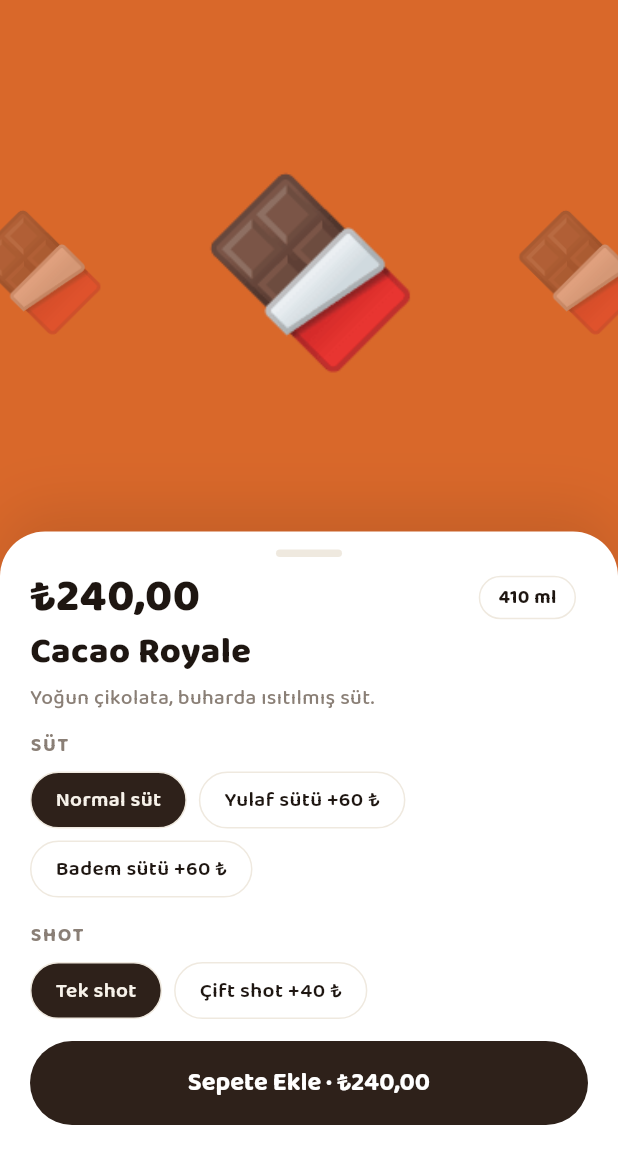
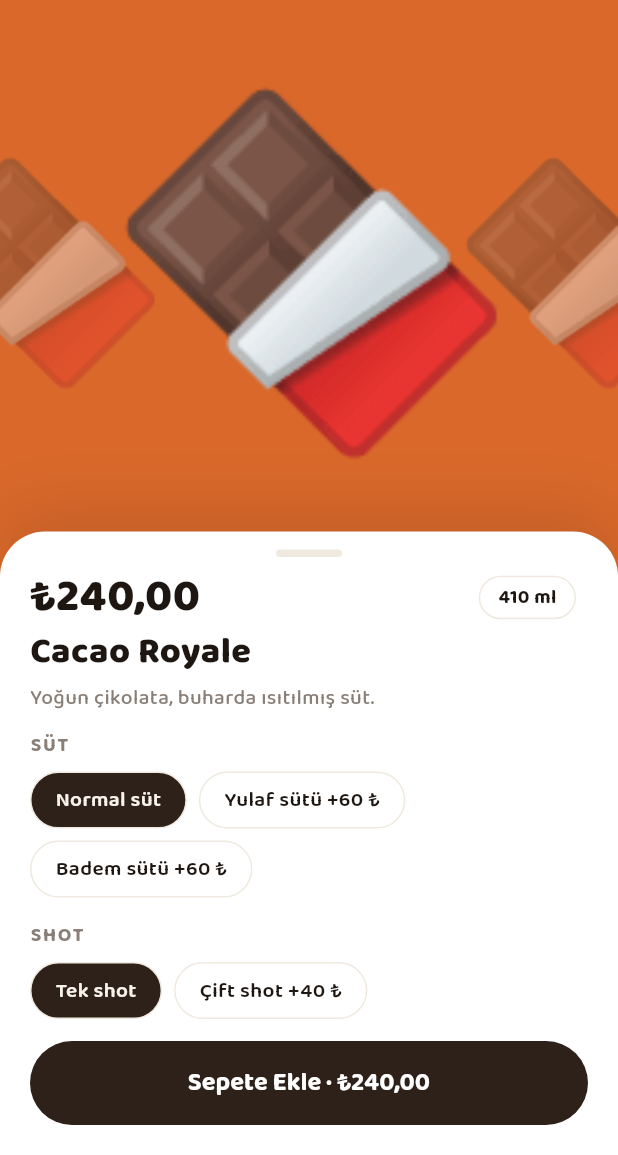
Before and after one commit to yunusnotfound/dosso-dossi, a Flutter app: the OrderScreen screen opened by its route, after a tap on "Sıcak Kahveler", after a tap on "Sıcak Çikolatalar", after a tap on "Cacao Royale", on a phone screen of 412 x 824 dp, the part 81-1236 px from its top. Run offline on Flutter 3.47's test engine with Material 3 defaults, Android fonts, the phone set to English and light mode, and no system bars; our stand-ins replace barcode_widget, cached_network_image, dio, flutter_map, flutter_riverpod, flutter_secure_storage and 5 more; missing offline and left inert: flutter_map_cancellable_tile_provider; accounts and stored records are empty.

Commit message:
Emoji yer tutucular fotoğraflarla aynı irilikte
Detay hero'da emoji height*0.7 (≤320), grid kartlarında 96 — fotoğrafsız
ürünler de aynı görsel ağırlıkta; gerçek fotoğraf eklenince düzen değişmez.

Co-Authored-By: Claude Fable 5 <noreply@anthropic.com>

```diff
--- a/dosso-dossi-app/lib/core/widgets/product_image.dart
+++ b/dosso-dossi-app/lib/core/widgets/product_image.dart
@@ -16,7 +16,9 @@ class ProductImage extends StatelessWidget {
   const ProductImage({
     super.key,
     required this.product,
-    this.emojiSize = 56,
+    // Grid kartlarında emoji, fotoğraflı ürünlerle benzer ağırlıkta görünsün
+    // (gerçek fotoğraf eklenince kart düzeni değişmez).
+    this.emojiSize = 96,
     this.background = AppColors.surfaceTint,
     this.memCacheWidth = 450,
   });
--- a/dosso-dossi-app/lib/features/order/presentation/product_detail_screen.dart
+++ b/dosso-dossi-app/lib/features/order/presentation/product_detail_screen.dart
@@ -378,10 +378,12 @@ class _ProductArt extends StatelessWidget {
   Widget build(BuildContext context) {
     if (product.images.isNotEmpty) {
       final src = product.images.first;
+      // Emoji yer tutucu, fotoğraflı ürünlerle aynı irilikte dursun ki
+      // gerçek fotoğraf gelince görsel ağırlık değişmesin.
       final emoji = Center(
         child: Text(
           product.emoji,
-          style: TextStyle(fontSize: math.min(120, height * 0.55)),
+          style: TextStyle(fontSize: math.min(320, height * 0.7)),
         ),
       );
       if (src.startsWith('/') || src.startsWith('http')) {
@@ -410,7 +412,7 @@ class _ProductArt extends StatelessWidget {
       child: Center(
         child: Text(
           product.emoji,
-          style: TextStyle(fontSize: math.min(120, height * 0.55)),
+          style: TextStyle(fontSize: math.min(320, height * 0.7)),
         ),
       ),
     );
```
